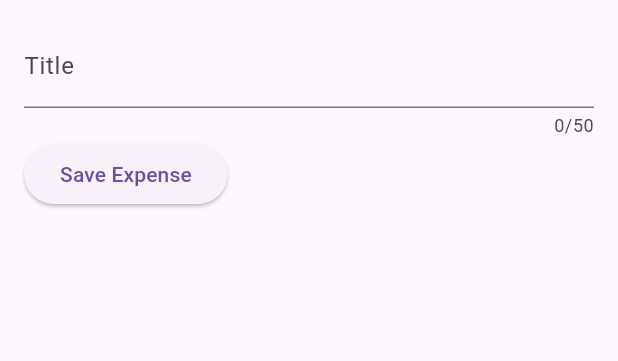
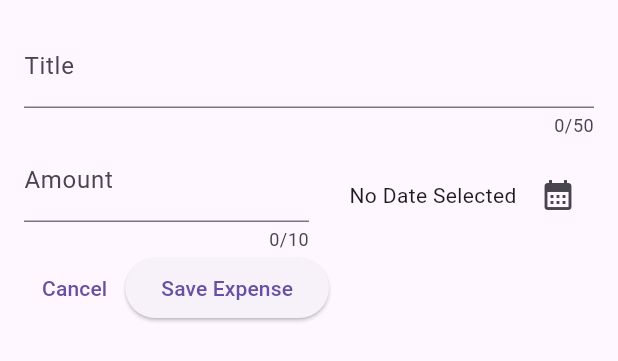
Before and after one commit to riteish810/Expense_tracker, a Flutter app: the NewExpense widget shown alone on an empty page, opened directly, on a phone screen of 412 x 824 dp. Shown: the top 361 px of the screen. Run offline on Flutter 3.47's test engine with Material 3 defaults, Android fonts, the phone set to English and light mode, and no system bars.

Commit message:
Added Date and Time picker Option

```diff
--- a/lib/screens/new_expense.dart
+++ b/lib/screens/new_expense.dart
@@ -1,3 +1,4 @@
+import 'package:expense_tracker/models/expenses.dart';
 import 'package:flutter/material.dart';
 
 class NewExpense extends StatefulWidget {
@@ -13,10 +14,27 @@ class _NewExpenseState extends State<NewExpense> {
   //   _enteredtitle = inputvalue;
   // }
   final _titlecontroller = TextEditingController();
+  final _amoutcontroller = TextEditingController();
+  DateTime? _selectedDate;
   @override
   void dispose() {
     _titlecontroller.dispose();
+    _amoutcontroller.dispose();
     super.dispose();
+  }
+
+  void _presentdatepicker() async {
+    final now = DateTime.now();
+    final firstdate = DateTime(now.year - 2, now.month - 2, now.day - 2);
+    final pickeddate = await showDatePicker(
+      context: context,
+      initialDate: now,
+      firstDate: firstdate,
+      lastDate: now,
+    );
+    setState(() {
+      _selectedDate = pickeddate;
+    });
   }
 
   Widget build(BuildContext context) {
@@ -25,17 +43,56 @@ class _NewExpenseState extends State<NewExpense> {
       child: Column(
         children: [
           TextFormField(
-            // onChanged: _savetitleinput,
-            // onChanged: titlecontroller,
             controller: _titlecontroller,
             maxLength: 50,
             decoration: InputDecoration(label: Text('Title')),
           ),
           Row(
             children: [
+              Expanded(
+                child: TextFormField(
+                  controller: _amoutcontroller,
+                  keyboardType: TextInputType.number,
+                  maxLength: 10,
+                  decoration: InputDecoration(
+                    prefixText: '\$',
+                    label: Text('Amount'),
+                  ),
+                ),
+              ),
+              // SizedBox(width: 10),
+              Expanded(
+                child: Row(
+                  mainAxisAlignment: MainAxisAlignment.end,
+                  crossAxisAlignment: CrossAxisAlignment.center,
+                  children: [
+                    Text(
+                      _selectedDate == null
+                          ? 'No Date Selected '
+                          : formatter.format(_selectedDate!),
+                    ),
+                    IconButton(
+                      onPressed: _presentdatepicker,
+                      icon: Icon(Icons.calendar_month),
+                    ),
+                  ],
+                ),
+              ),
+            ],
+          ),
+
+          Row(
+            children: [
+              TextButton(
+                onPressed: () {
+                  Navigator.pop(context);
+                },
+                child: Text('Cancel'),
+              ),
               ElevatedButton(
                 onPressed: () {
                   print(_titlecontroller.text);
+                  print(_amoutcontroller.text);
                 },
                 child: Text('Save Expense'),
               ),
```
